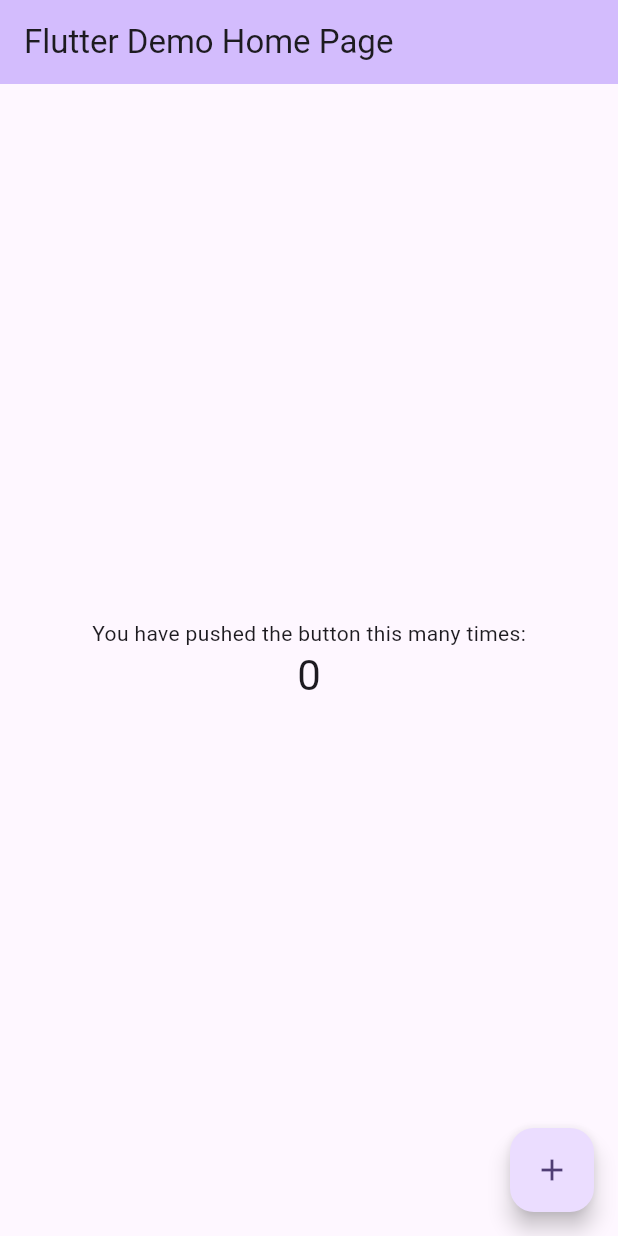
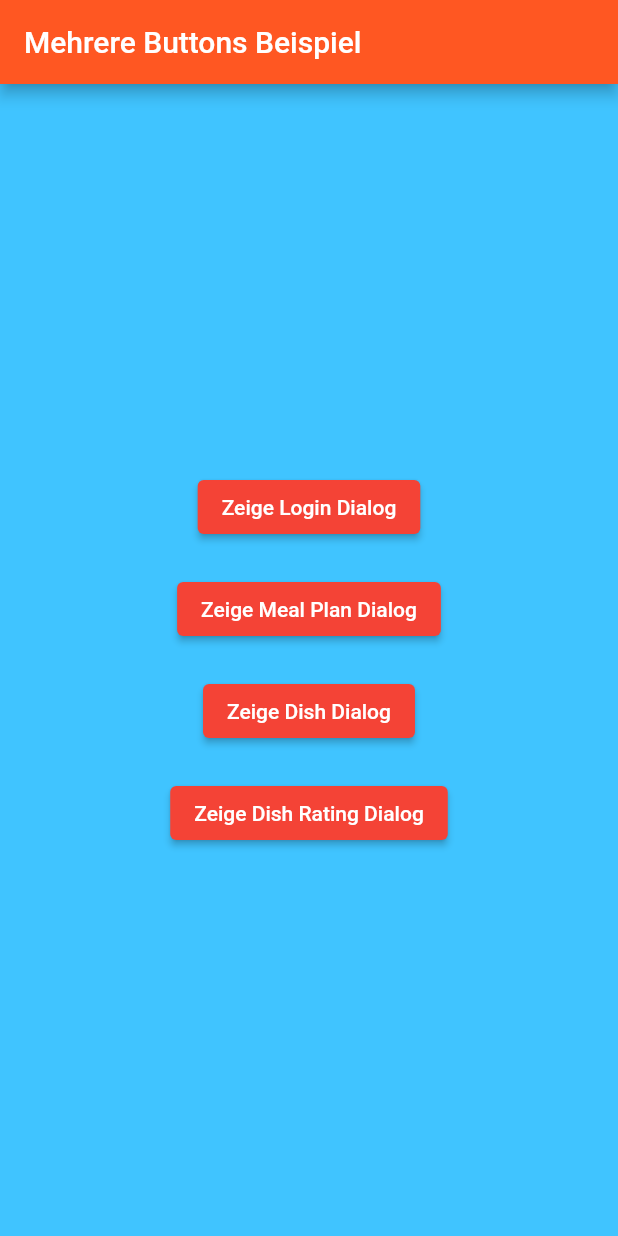
Before and after one commit to Khaled-abu/mensa_app, a Flutter app: the screen it shows after launch, on a phone screen of 412 x 824 dp. Run offline on Flutter 3.47's test engine with Material 2 defaults, Android fonts, the phone set to English and light mode, and no system bars; our stand-ins replace sqflite; accounts and stored records are empty.

Commit message:
Add files via upload

```diff
--- a/lib/main.dart
+++ b/lib/main.dart
@@ -1,125 +1,89 @@
 import 'package:flutter/material.dart';
+import 'package:mensa_app/ui/DishDialog.dart';
+import 'package:mensa_app/ui/DishRatingDialog.dart';
+import 'package:mensa_app/ui/LoginDialog.dart';
+import 'package:mensa_app/ui/MealPlanDialog.dart';
 
-void main() {
-  runApp(const MyApp());
-}
+
+void main() => runApp(MyApp());
 
 class MyApp extends StatelessWidget {
-  const MyApp({super.key});
-
-  // This widget is the root of your application.
   @override
   Widget build(BuildContext context) {
     return MaterialApp(
-      title: 'Flutter Demo',
-      theme: ThemeData(
-        // This is the theme of your application.
-        //
-        // TRY THIS: Try running your application with "flutter run". You'll see
-        // the application has a blue toolbar. Then, without quitting the app,
-        // try changing the seedColor in the colorScheme below to Colors.green
-        // and then invoke "hot reload" (save your changes or press the "hot
-        // reload" button in a Flutter-supported IDE, or press "r" if you used
-        // the command line to start the app).
-        //
-        // Notice that the counter didn't reset back to zero; the application
-        // state is not lost during the reload. To reset the state, use hot
-        // restart instead.
-        //
-        // This works for code too, not just values: Most code changes can be
-        // tested with just a hot reload.
-        colorScheme: ColorScheme.fromSeed(seedColor: Colors.deepPurple),
-        useMaterial3: true,
-      ),
-      home: const MyHomePage(title: 'Flutter Demo Home Page'),
+      title: 'Buttons Demo',
+      home: MyHomePage(),
     );
   }
 }
 
-class MyHomePage extends StatefulWidget {
-  const MyHomePage({super.key, required this.title});
-
-  // This widget is the home page of your application. It is stateful, meaning
-  // that it has a State object (defined below) that contains fields that affect
-  // how it looks.
-
-  // This class is the configuration for the state. It holds the values (in this
-  // case the title) provided by the parent (in this case the App widget) and
-  // used by the build method of the State. Fields in a Widget subclass are
-  // always marked "final".
-
-  final String title;
-
-  @override
-  State<MyHomePage> createState() => _MyHomePageState();
-}
-
-class _MyHomePageState extends State<MyHomePage> {
-  int _counter = 0;
-
-  void _incrementCounter() {
-    setState(() {
-      // This call to setState tells the Flutter framework that something has
-      // changed in this State, which causes it to rerun the build method below
-      // so that the display can reflect the updated values. If we changed
-      // _counter without calling setState(), then the build method would not be
-      // called again, and so nothing would appear to happen.
-      _counter++;
-    });
-  }
-
+class MyHomePage extends StatelessWidget {
   @override
   Widget build(BuildContext context) {
-    // This method is rerun every time setState is called, for instance as done
-    // by the _incrementCounter method above.
-    //
-    // The Flutter framework has been optimized to make rerunning build methods
-    // fast, so that you can just rebuild anything that needs updating rather
-    // than having to individually change instances of widgets.
     return Scaffold(
-      appBar: AppBar(
-        // TRY THIS: Try changing the color here to a specific color (to
-        // Colors.amber, perhaps?) and trigger a hot reload to see the AppBar
-        // change color while the other colors stay the same.
-        backgroundColor: Theme.of(context).colorScheme.inversePrimary,
-        // Here we take the value from the MyHomePage object that was created by
-        // the App.build method, and use it to set our appbar title.
-        title: Text(widget.title),
+      backgroundColor: Colors.lightBlueAccent,
+      appBar: AppBar(title: Text('Mehrere Buttons Beispiel'),
+      backgroundColor: Colors.deepOrange,  // Hier wird die Farbe geändert
       ),
+
       body: Center(
-        // Center is a layout widget. It takes a single child and positions it
-        // in the middle of the parent.
         child: Column(
-          // Column is also a layout widget. It takes a list of children and
-          // arranges them vertically. By default, it sizes itself to fit its
-          // children horizontally, and tries to be as tall as its parent.
-          //
-          // Column has various properties to control how it sizes itself and
-          // how it positions its children. Here we use mainAxisAlignment to
-          // center the children vertically; the main axis here is the vertical
-          // axis because Columns are vertical (the cross axis would be
-          // horizontal).
-          //
-          // TRY THIS: Invoke "debug painting" (choose the "Toggle Debug Paint"
-          // action in the IDE, or press "p" in the console), to see the
-          // wireframe for each widget.
-          mainAxisAlignment: MainAxisAlignment.center,
+          mainAxisAlignment: MainAxisAlignment.center,  // Zentriert die Kinder vertikal
           children: <Widget>[
-            const Text(
-              'You have pushed the button this many times:',
+            ElevatedButton(
+              child: Text('Zeige Login Dialog'),
+              style: ElevatedButton.styleFrom(primary: Colors.red), // Setzt die Hintergrundfarbe des Buttons auf rot
+              onPressed: () {
+                showDialog(
+                  context: context,
+                  builder: (BuildContext context) {
+                    return LoginDialog();
+                  },
+                );
+              },
             ),
-            Text(
-              '$_counter',
-              style: Theme.of(context).textTheme.headlineMedium,
+            SizedBox(height: 20),  // Ein wenig Abstand zwischen den Buttons
+            ElevatedButton(
+              child: Text('Zeige Meal Plan Dialog'),
+              style: ElevatedButton.styleFrom(primary: Colors.red), // Setzt die Hintergrundfarbe des Buttons auf rot
+              onPressed: () {
+                showDialog(
+                  context: context,
+                  builder: (BuildContext context) {
+                    return MealPlanDialog();
+                  },
+                );
+              },
+            ),
+            SizedBox(height: 20),  // Ein wenig Abstand zwischen den Buttons
+            ElevatedButton(
+              child: Text('Zeige Dish Dialog'),
+              style: ElevatedButton.styleFrom(primary: Colors.red), // Setzt die Hintergrundfarbe des Buttons auf rot
+              onPressed: () {
+                showDialog(
+                  context: context,
+                  builder: (BuildContext context) {
+                    return DishDialog();
+                  },
+                );
+              },
+            ),
+            SizedBox(height: 20),
+            ElevatedButton(
+              child: Text('Zeige Dish Rating Dialog'),
+              style: ElevatedButton.styleFrom(primary: Colors.red), // Setzt die Hintergrundfarbe des Buttons auf rot
+              onPressed: () {
+                showDialog(
+                  context: context,
+                  builder: (BuildContext context) {
+                    return DishRatingDialog();
+                  },
+                );
+              },
             ),
           ],
         ),
       ),
-      floatingActionButton: FloatingActionButton(
-        onPressed: _incrementCounter,
-        tooltip: 'Increment',
-        child: const Icon(Icons.add),
-      ), // This trailing comma makes auto-formatting nicer for build methods.
     );
   }
 }
```
Also changed, not shown: lib/DishDialog.dart (added, +25 -0 lines), lib/DishRatingDialog.dart (added, +25 -0 lines), lib/LoginDialog.dart (added, +25 -0 lines), lib/MealPlanDialog.dart (added, +25 -0 lines).
